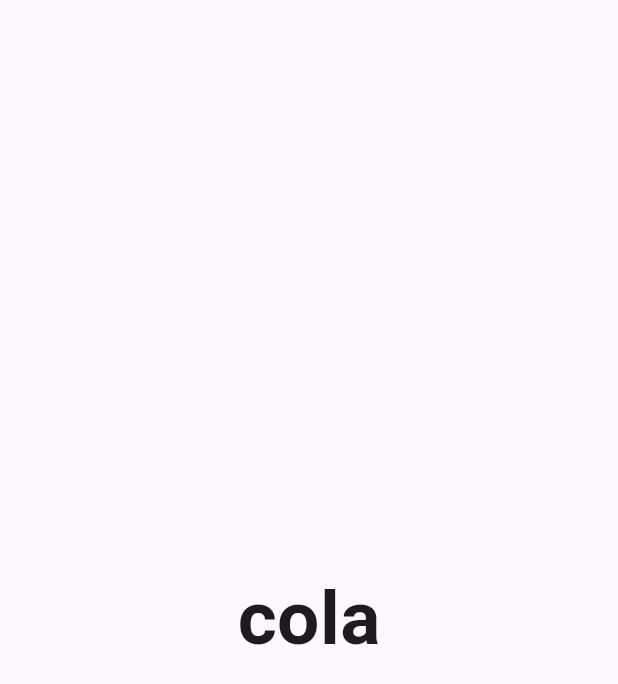
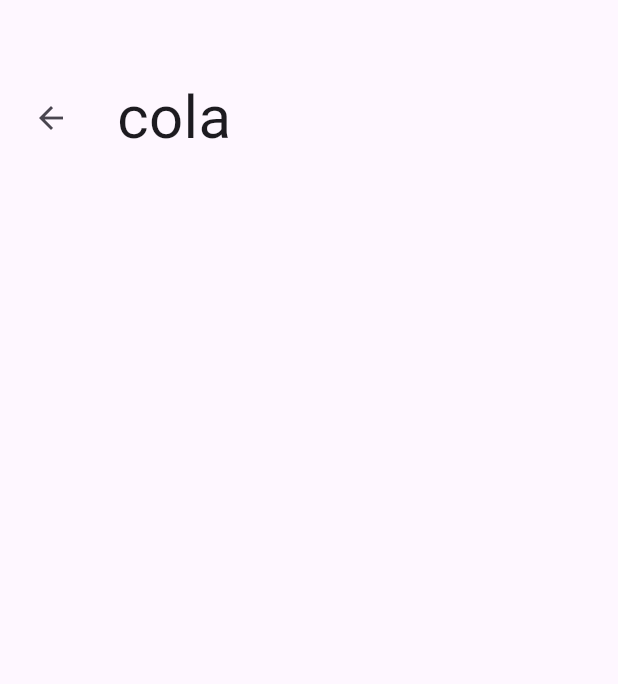
Before and after one commit to Amjadyabroudi128/drinks-, a Flutter app: the screen it shows after launch, after a tap on "cola", on a phone screen of 412 x 824 dp. Shown: the top 684 px of the screen. Run offline on Flutter 3.47's test engine with Material 3 defaults, Android fonts, the light colour scheme and no system bars; our stand-ins replace font_awesome_flutter.

Commit message:
details page

```diff
--- a/lib/core/features/details/presentation/detailsPage.dart
+++ b/lib/core/features/details/presentation/detailsPage.dart
@@ -1,3 +1,4 @@
+
 import 'package:flutter/material.dart';
 
 import '../../models/drinkModel.dart';
@@ -10,13 +11,28 @@ class Detailspage extends StatelessWidget {
 
   @override
   Widget build(BuildContext context) {
-    return Scaffold(
-      body: Center(
-        child: Text(drink.name, style: TextStyle(
-          fontWeight: FontWeight.bold,
-          fontSize: 50
-        ),),
-      ),
-    );
+     return Scaffold(
+       body: Padding(
+        padding: const EdgeInsets.only(left: 10,top: 50),
+        child: Container(
+          decoration: BoxDecoration(
+
+          ),
+          child: Column(
+            children: [
+              Row(
+                children: [
+                  IconButton(icon: Icon(Icons.arrow_back) , onPressed: (){
+                    Navigator.of(context).pop();
+                  },),
+                  SizedBox(width: 20,),
+                  Text(drink.name, style: TextStyle(fontSize: 40),)
+                ],
+              ),
+            ],
+          ),
+        ),
+           ),
+     );
   }
 }
```
